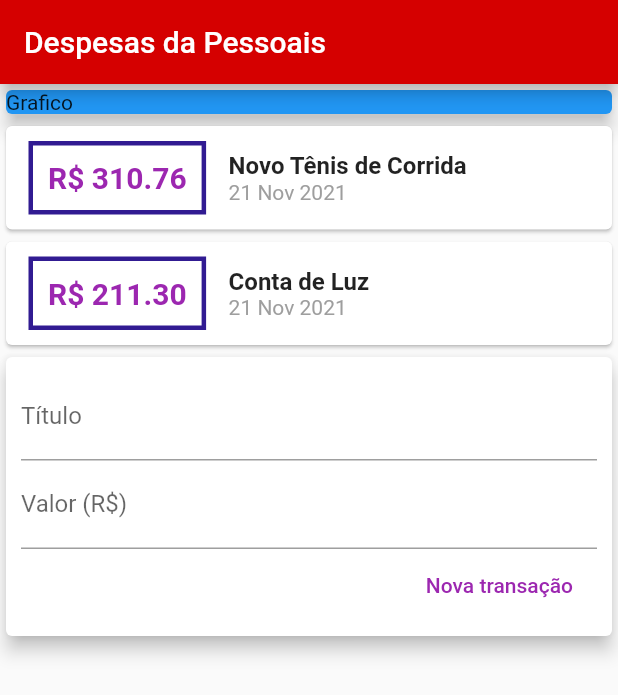
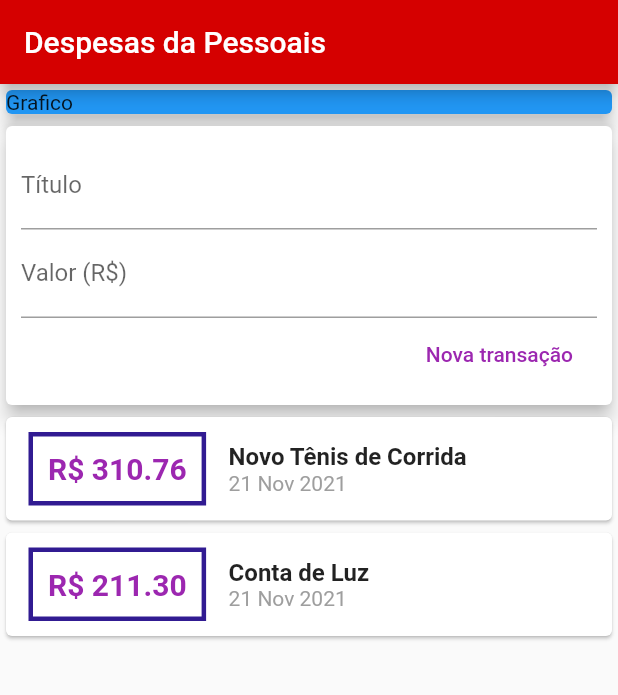
Before and after one commit to TcharlesDaviLassen/App-de-despesas-pessoais, a Flutter app: the screen it shows after launch, on a phone screen of 412 x 824 dp. Shown: the top 695 px of the screen. Run offline on Flutter 3.47's test engine with Material 2 defaults, Android fonts, the phone set to English and light mode, and no system bars.

Commit message:
App de despesas pessoais

```diff
--- /dev/null
+++ b/lib/components/transaction_user.dart
@@ -0,0 +1,40 @@
+import 'package:flutter/material.dart';
+import 'transaction_form.dart';
+import 'transaction_list.dart';
+import '../models/transaction.dart';
+
+//Por qual motivo agora é StatefulWidget, pq agora irá ser alterado e mexido na lista _transaction em main embora ela possa ser final o conteúdo da lista pode ir evoluindo
+class TransactionUser extends StatefulWidget {
+  @override
+  _TransactionUserState createState() => _TransactionUserState();
+}
+
+class _TransactionUserState extends State<TransactionUser> {
+
+  final _transactions = [
+    Transaction(
+      id: 't1',
+      title: 'Novo Tênis de Corrida',
+      value: 310.76,
+      date: DateTime.now()
+    ),
+
+    Transaction(
+      id: 't2',
+      title: 'Conta de Luz',
+      value: 211.30,
+      date: DateTime.now()
+    ),
+  ];
+
+  @override
+  Widget build(BuildContext context) {
+    return Column(
+      children: <Widget> [
+        TransactionForm(),
+        TransactionList(_transactions)
+      ],
+
+    );
+  }
+}
--- a/lib/main.dart
+++ b/lib/main.dart
@@ -1,7 +1,6 @@
-import 'package:Programa/components/transaction_form.dart';
-import 'package:Programa/components/transaction_list.dart';
-import 'package:Programa/models/transaction.dart';
 import 'package:flutter/material.dart';
+import 'components/transaction_user.dart';
+
 
 
 void main() {
@@ -11,27 +10,12 @@ void main() {
 class ProgramaApp extends StatelessWidget {
   @override
   Widget build(BuildContext context) {
-    return MaterialApp(home: MyHomePage());
+    return MaterialApp(home: MyHomePage()
+    );
   }
 }
 
 class MyHomePage extends StatelessWidget {
-
-  final _transactions = [
-    Transaction(
-      id: 't1',
-      title: 'Novo Tênis de Corrida',
-      value: 310.76,
-      date: DateTime.now()
-    ),
-
-    Transaction(
-      id: 't2',
-      title: 'Conta de Luz',
-      value: 211.30,
-      date: DateTime.now()
-    ),
-  ];
 
   @override
   Widget build(BuildContext context) {
@@ -53,8 +37,8 @@ class MyHomePage extends StatelessWidget {
             ),
           ),
          // Aqui nesses dois Transactions forma divididos em duas class para tornar a arvore de componenete menor
-         TransactionList(_transactions),
-         TransactionForm(),
+         // E depois em outra
+         TransactionUser(),
         ],
       ),
     );
```
Also changed, not shown: lib/components/transaction_list.dart (line endings or trailing spaces).
